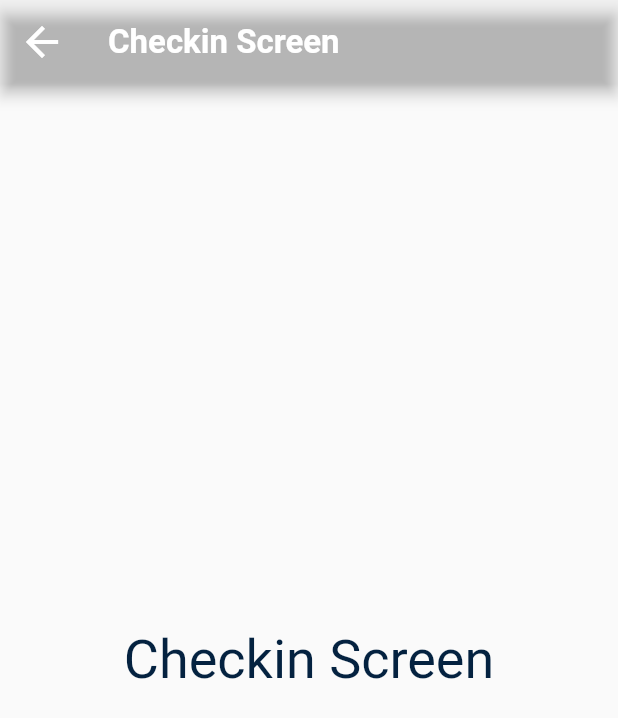
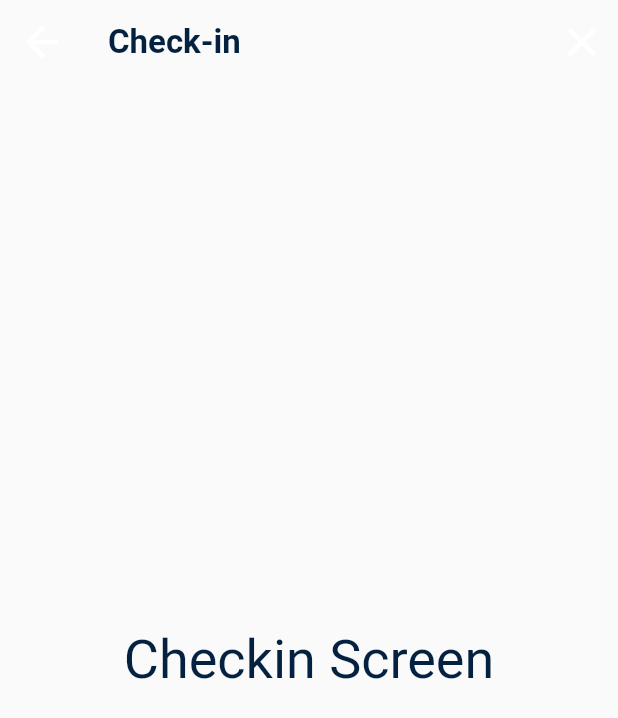
Before and after one commit to FireJuun/symptom_tracker, a Flutter app: the CheckinScreen screen opened directly, on a phone screen of 412 x 824 dp. Shown: the top 718 px of the screen. Run offline on Flutter 3.47's test engine with Material 2 defaults, Android fonts, the phone set to English and light mode, and no system bars; our stand-ins replace get.

Commit message:
extract appbar into shared

```diff
--- a/lib/screens/checkin.screen.dart
+++ b/lib/screens/checkin.screen.dart
@@ -1,12 +1,17 @@
 import 'package:flutter/material.dart';
+import 'package:get/get.dart';
+import 'package:symptom_tracker/screens/screens.dart';
+import 'package:symptom_tracker/shared/shared.dart';
 
 class CheckinScreen extends StatelessWidget {
   @override
   Widget build(BuildContext context) {
     return Scaffold(
-      appBar: AppBar(
-        backgroundColor: Colors.transparent,
-        title: Text('Checkin Screen'),
+      appBar: SharedAppBar(
+        title: 'Check-in',
+        actions: [
+          IconButton(icon: Icon(Icons.close), onPressed: () => Get.offAll(HomeScreen())),
+        ],
       ),
       body: SafeArea(
         child: Center(
--- a/lib/screens/home.screen.dart
+++ b/lib/screens/home.screen.dart
@@ -1,15 +1,13 @@
 import 'package:flutter/material.dart';
 import 'package:get/get.dart';
 import 'package:symptom_tracker/screens/screens.dart';
+import 'package:symptom_tracker/shared/app_bar.dart';
 
 class HomeScreen extends StatelessWidget {
   @override
   Widget build(BuildContext context) {
     return Scaffold(
-      appBar: AppBar(
-        backgroundColor: Colors.transparent,
-        title: Text('Home Screen'),
-      ),
+      appBar: SharedAppBar(title: 'Hello AMIA'),
       body: SafeArea(
         child: Center(
           child: Text('Home Screen'),
--- /dev/null
+++ b/lib/shared/app_bar.dart
@@ -0,0 +1,17 @@
+import 'package:flutter/material.dart';
+import 'package:get/get.dart';
+
+class SharedAppBar extends AppBar {
+  SharedAppBar({@required String title, List<Widget> actions})
+      : super(
+          backgroundColor: Colors.transparent,
+          elevation: 0,
+          title: title != null
+              ? Text(
+                  title,
+                  style: Get.theme.textTheme.headline6,
+                )
+              : null,
+          actions: actions,
+        );
+}
--- /dev/null
+++ b/lib/shared/shared.dart
@@ -0,0 +1 @@
+export 'app_bar.dart';
```
Also changed, not shown: lib/screens/dashboard.screen.dart (+6 -3 lines).
